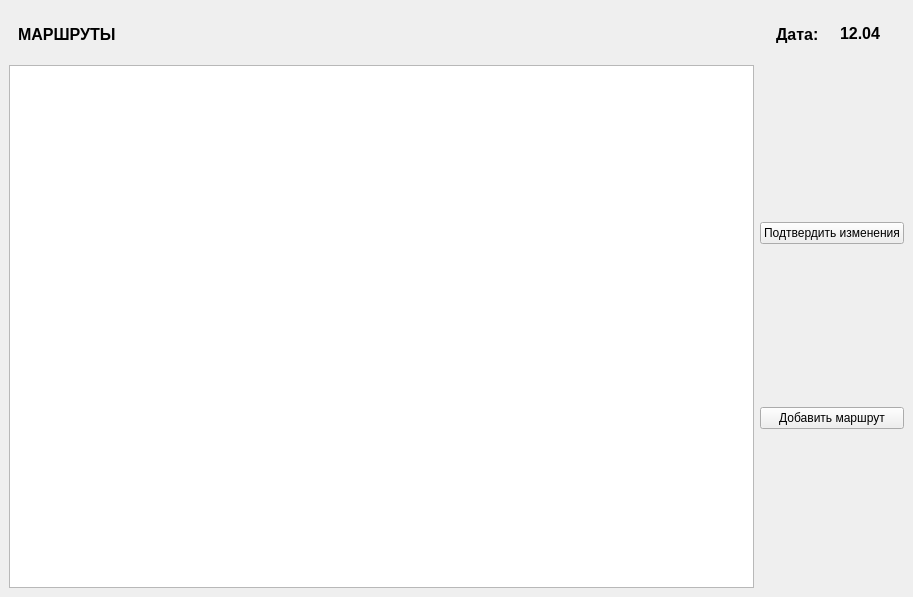
Before: the Qt Designer form menu.ui in Mihailus2000/sem08_BSBD_Kursach, drawn with Qt 5.
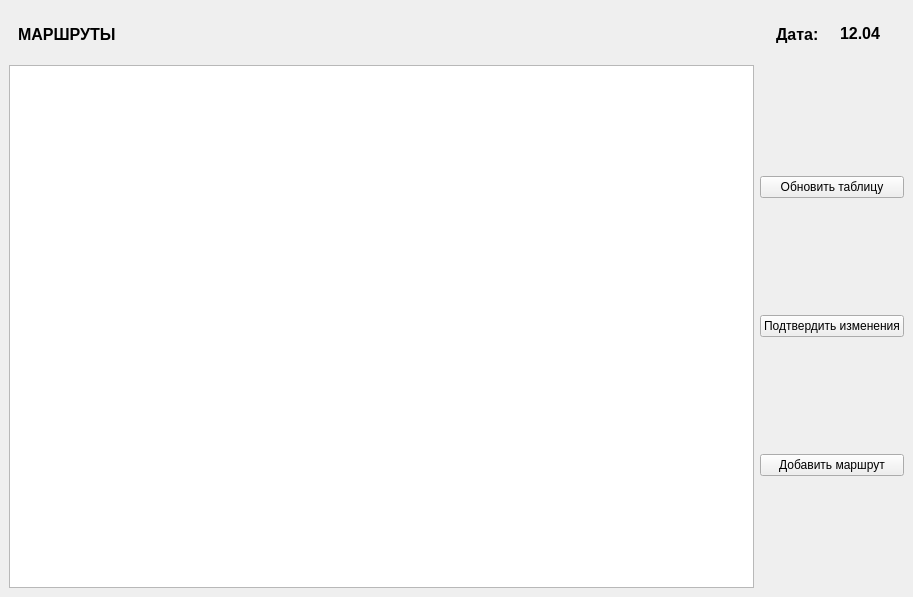
After: the same form once the commit is applied.

Patch:
```diff
--- a/menu.ui
+++ b/menu.ui
@@ -376,6 +376,13 @@
          </item>
          <item>
           <layout class="QVBoxLayout" name="verticalLayout_4">
+           <item>
+            <widget class="QPushButton" name="update_routesForm">
+             <property name="text">
+              <string>Обновить таблицу</string>
+             </property>
+            </widget>
+           </item>
            <item>
             <widget class="QPushButton" name="apply_rt_changes_btn">
              <property name="text">
```
